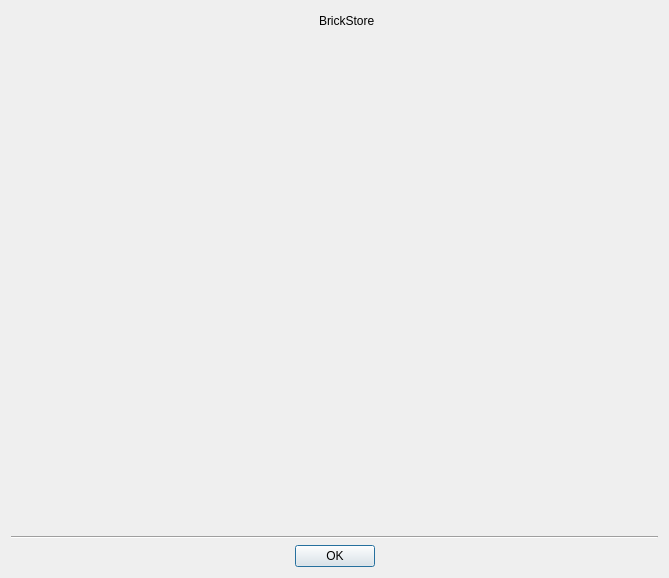
rgriebl/brickstore, file src/aboutdialog.ui: the form before one commit.
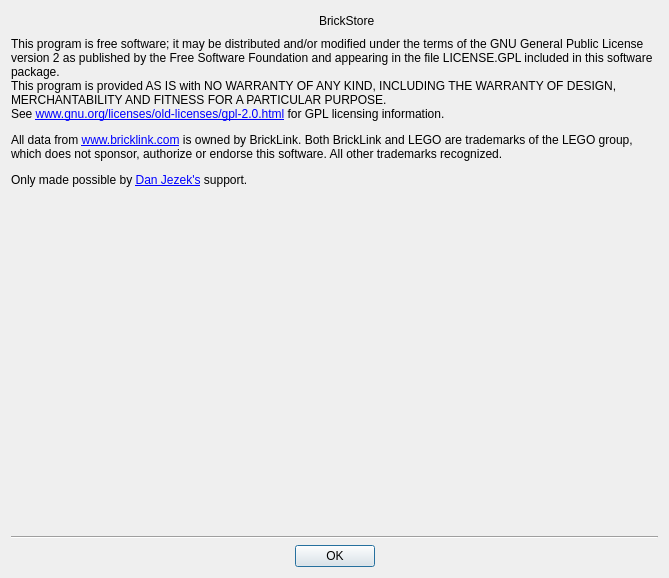
The form after the commit. Icons and pictures are not drawn.

```diff
--- a/src/aboutdialog.ui
+++ b/src/aboutdialog.ui
@@ -82,7 +82,7 @@
       </sizepolicy>
      </property>
      <property name="text">
-      <string/>
+      <string>&lt;p&gt;This program is free software; it may be distributed and/or modified under the terms of the GNU General Public License version 2 as published by the Free Software Foundation and appearing in the file LICENSE.GPL included in this software package.&lt;br/&gt;This program is provided AS IS with NO WARRANTY OF ANY KIND, INCLUDING THE WARRANTY OF DESIGN, MERCHANTABILITY AND FITNESS FOR A PARTICULAR PURPOSE.&lt;br/&gt;See &lt;a href=&quot;https://www.gnu.org/licenses/old-licenses/gpl-2.0.html&quot;&gt;www.gnu.org/licenses/old-licenses/gpl-2.0.html&lt;/a&gt; for GPL licensing information.&lt;/p&gt;&lt;p&gt;All data from &lt;a href=&quot;https://www.bricklink.com&quot;&gt;www.bricklink.com&lt;/a&gt; is owned by BrickLink. Both BrickLink and LEGO are trademarks of the LEGO group, which does not sponsor, authorize or endorse this software. All other trademarks recognized.&lt;/p&gt;&lt;p&gt;Only made possible by &lt;a href=&quot;https://www.danjezek.com/&quot;&gt;Dan Jezek's&lt;/a&gt; support.&lt;/p&gt;</string>
      </property>
      <property name="textFormat">
       <enum>Qt::RichText</enum>
```
